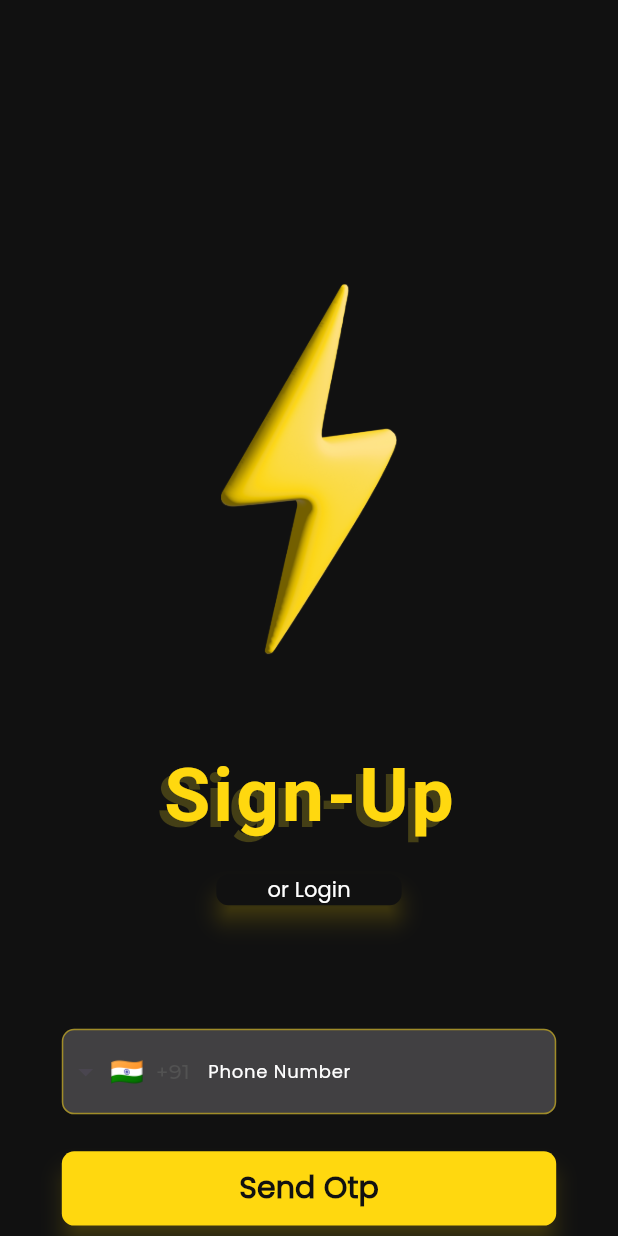
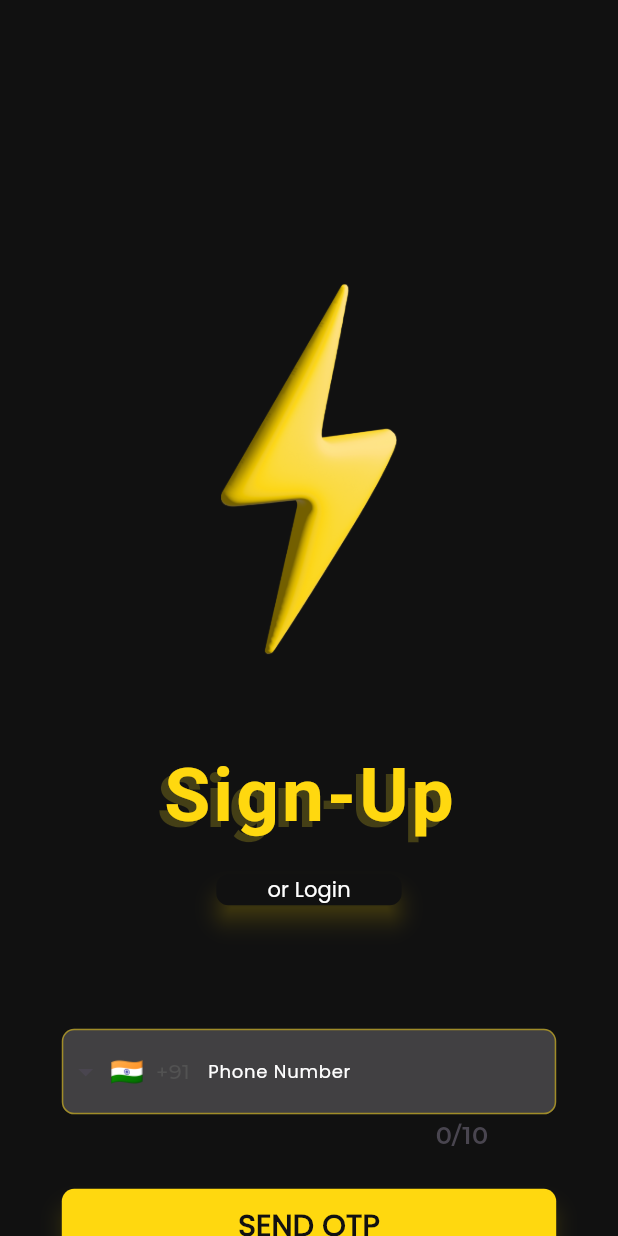
Before and after one commit to shah-rahul/EVFI-PROD, a Flutter app: the screen it shows after launch, after a tap on "or SignUp", on a phone screen of 412 x 824 dp. Run offline on Flutter 3.47's test engine with Material 3 defaults, Android fonts, the phone set to English and light mode, and no system bars; drawn by our look-alikes of intl_phone_field; our stand-ins replace cached_network_image, carousel_slider, cloud_firestore, dot_navigation_bar, dropdown_textfield, firebase_auth and 14 more; missing offline and left inert: controller, geoflutterfire_plus, time_interval_picker; accounts and stored records are empty; network calls fail; Roboto replaces fonts that are missing (fonts/Poppins); project files that could hold a hidden picture were left out.

Commit message:
Bugs fix Date:- 25/01/2024

```diff
--- a/lib/presentation/login/login.dart
+++ b/lib/presentation/login/login.dart
@@ -90,11 +90,12 @@ class _LoginViewState extends State<LoginView> {
                       cursorColor: ColorManager.primary,
                       dropdownTextStyle:
                           TextStyle(color: ColorManager.darkGrey),
-                      disableLengthCheck: true,
+                      disableLengthCheck: false,
+
                       decoration: InputDecoration(
                         filled: true,
                         fillColor: ColorManager.grey4,
-                        hintText: '7303440170',
+                        // hintText: '7303440170',
                         labelText: 'Phone Number',
                         contentPadding: EdgeInsets.symmetric(
                             vertical: screenHeight * 0.02,
--- a/lib/presentation/login/signUp.dart
+++ b/lib/presentation/login/signUp.dart
@@ -233,11 +233,11 @@ class _SignupPageState extends State<SignupPage> {
                         cursorColor: ColorManager.primary,
                         dropdownTextStyle:
                             TextStyle(color: ColorManager.darkGrey),
-                        disableLengthCheck: true,
+                        disableLengthCheck: false,
                         decoration: InputDecoration(
                           filled: true,
                           fillColor: ColorManager.grey4,
-                          hintText: '7303440170',
+                          // hintText: '7303440170',
                           labelText: 'Phone Number',
                           contentPadding: EdgeInsets.symmetric(
                               vertical: screenHeight * 0.02,
--- a/lib/presentation/login/verify.dart
+++ b/lib/presentation/login/verify.dart
@@ -66,7 +66,7 @@ class _VerifyState extends State<Verify> {
                 SizedBox(height: screenHeight * 0.10),
                 Image.asset(
                   ImageAssets.logo3D,
-                  height: screenWidth * 0.8,
+                  height: screenWidth * 0.6,
                   width: screenWidth * 0.8,
                 ),
                 SizedBox(height: screenHeight * 0.07),
--- a/lib/presentation/resources/strings_manager.dart
+++ b/lib/presentation/resources/strings_manager.dart
@@ -14,10 +14,10 @@ class AppStrings {
   static const login = "Login";
   static const orSignUp = "or SignUp";
   static const orLogin = "or Login";
-  static const otp = "Send Otp";
-  static const almost = "almost";
-  static const there = "there";
-  static const verify = "verify";
+  static const otp = "SEND OTP";
+  static const almost = "Almost";
+  static const there = "There";
+  static const verify = "VERIFY";
   static const skipForLater = "skip of later";
   static const uploadAnImage = "upload an image";
   static const tap = "tap anywhere to";
```
